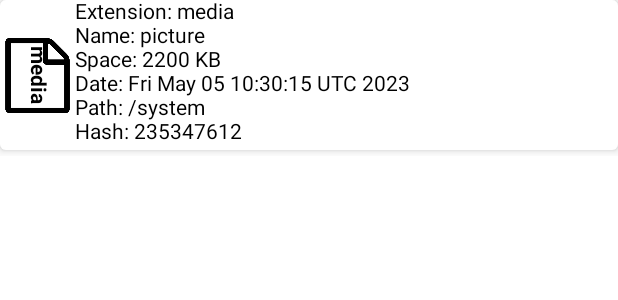
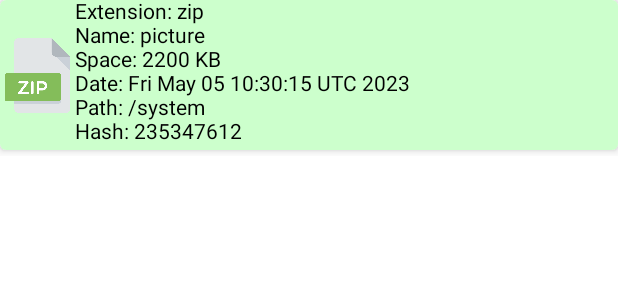
Before and after one commit to Guywash-Ka/FileManager, an Android app built with Jetpack Compose: the @Preview function FileCardPreview, on a phone screen of 412 x 824 dp. Shown: the top 300 px of the screen. Run offline under Robolectric (Android 15) with nearby library versions, the phone set to English and light mode, and no system bars.

Commit message:
Add new/old file check

```diff
--- a/app/src/main/java/com/internship/filemanager/data/FileNote.kt
+++ b/app/src/main/java/com/internship/filemanager/data/FileNote.kt
@@ -10,5 +10,6 @@ data class FileNote(
     val space: Int,
     val path: String,
     val extension: String,
-    val date: Long
+    val date: Long,
+    val fileState: Int // 0 - to delete; 1 - exist, but old; 2 - exist, new
 )
--- /dev/null
+++ b/app/src/main/java/com/internship/filemanager/data/FileState.kt
@@ -0,0 +1,7 @@
+package com.internship.filemanager.data
+
+enum class FileState(val value: Int) {
+    DELETE(0),
+    OLD(1),
+    NEW(2)
+}
--- a/app/src/main/java/com/internship/filemanager/ui/components/FileCard.kt
+++ b/app/src/main/java/com/internship/filemanager/ui/components/FileCard.kt
@@ -1,34 +1,50 @@
 package com.internship.filemanager.ui.components
 
 import androidx.compose.foundation.Image
+import androidx.compose.foundation.background
 import androidx.compose.foundation.layout.*
 import androidx.compose.material.Card
 import androidx.compose.material.Text
 import androidx.compose.runtime.Composable
 import androidx.compose.ui.Alignment
 import androidx.compose.ui.Modifier
+import androidx.compose.ui.draw.alpha
 import androidx.compose.ui.draw.rotate
+import androidx.compose.ui.graphics.Color
 import androidx.compose.ui.res.painterResource
 import androidx.compose.ui.text.font.FontStyle
 import androidx.compose.ui.text.font.FontWeight
 import androidx.compose.ui.tooling.preview.Preview
 import androidx.compose.ui.unit.dp
 import com.internship.filemanager.R
+import com.internship.filemanager.data.FileState
 import java.time.Instant
 import java.util.*
 
 @Composable
 fun FileCard(
+    modifier: Modifier = Modifier,
     extension: String,
     name: String,
     space: Int,
     path: String,
     date: Date,
-    hash: Int
+    hash: Int,
+    fileState: Int,
 ) {
     val popularExtensions = listOf("doc", "jpg", "mp3", "pdf", "png", "ppt", "txt", "xls", "xml", "zip")
-    Card(modifier = Modifier.padding(bottom = 4.dp).fillMaxWidth(1f), elevation = 4.dp) {
-        Row {
+    val backgroundColor = when (fileState) {
+        FileState.NEW.value -> Color.Green.copy(alpha = 0.2f)
+        FileState.OLD.value -> Color.White
+        else -> Color.Gray.copy(alpha = 0.2f)
+    }
+    Card(
+        modifier = modifier
+            .padding(bottom = 4.dp)
+            .fillMaxWidth(1f),
+        elevation = 4.dp
+    ) {
+        Row(modifier = modifier.background(backgroundColor)) {
             if (!popularExtensions.contains(extension)) {
                 Box(contentAlignment = Alignment.Center) {
                     Image(
@@ -36,7 +52,7 @@ fun FileCard(
                         contentDescription = "File icon",
                         modifier = Modifier.width(50.dp).height(100.dp)
                     )
-                    Text(text = extension, modifier = Modifier.rotate(90f), fontWeight = FontWeight.Bold)
+                    Text(text = extension, fontWeight = FontWeight.Bold)
                 }
             } else {
                 Image(
@@ -54,7 +70,7 @@ fun FileCard(
 @Preview(showBackground = true)
 @Composable
 fun FileCardPreview() {
-    FileCard(extension = "media", name = "picture", space = 2200, date = Date(Instant.now().toEpochMilli()), path = "/system", hash = 235347612)
+    FileCard(extension = "zip", name = "picture", space = 2200, date = Date(Instant.now().toEpochMilli()), path = "/system", hash = 235347612, fileState = FileState.NEW.value)
 }
 
 fun selectIcon(extension: String): Int {
--- a/app/src/main/java/com/internship/filemanager/ui/screens/MainScreen.kt
+++ b/app/src/main/java/com/internship/filemanager/ui/screens/MainScreen.kt
@@ -51,7 +51,8 @@ fun MainScreen(
                     space = fileElem.space / 1024,
                     date = Date(fileElem.date),
                     path = fileElem.path,
-                    hash = fileElem.id
+                    hash = fileElem.id,
+                    fileState = fileElem.fileState
                 )
             }
         }
```
Also changed, not shown: app/src/main/java/com/internship/filemanager/database/FileDao.kt (+19 -1 lines), app/src/main/java/com/internship/filemanager/database/FileDatabase.kt (+9 -1 lines), app/src/main/java/com/internship/filemanager/repository/FileRepository.kt (+23 -1 lines), app/src/main/java/com/internship/filemanager/viewmodel/FileViewModel.kt (+15 -2 lines).
